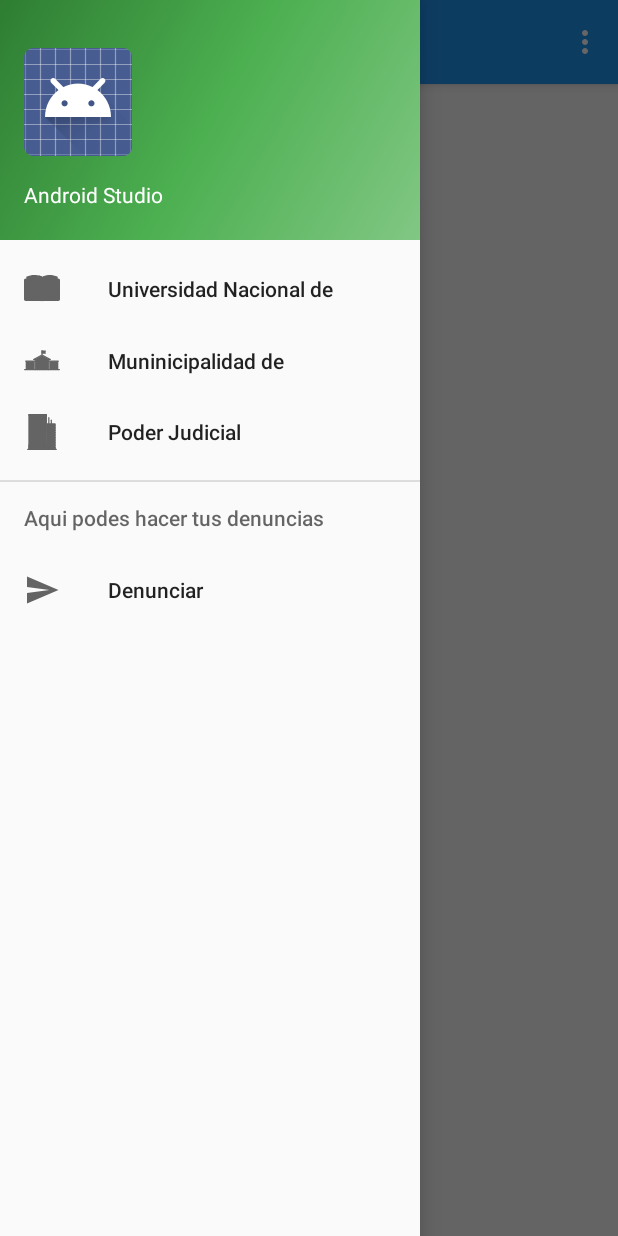
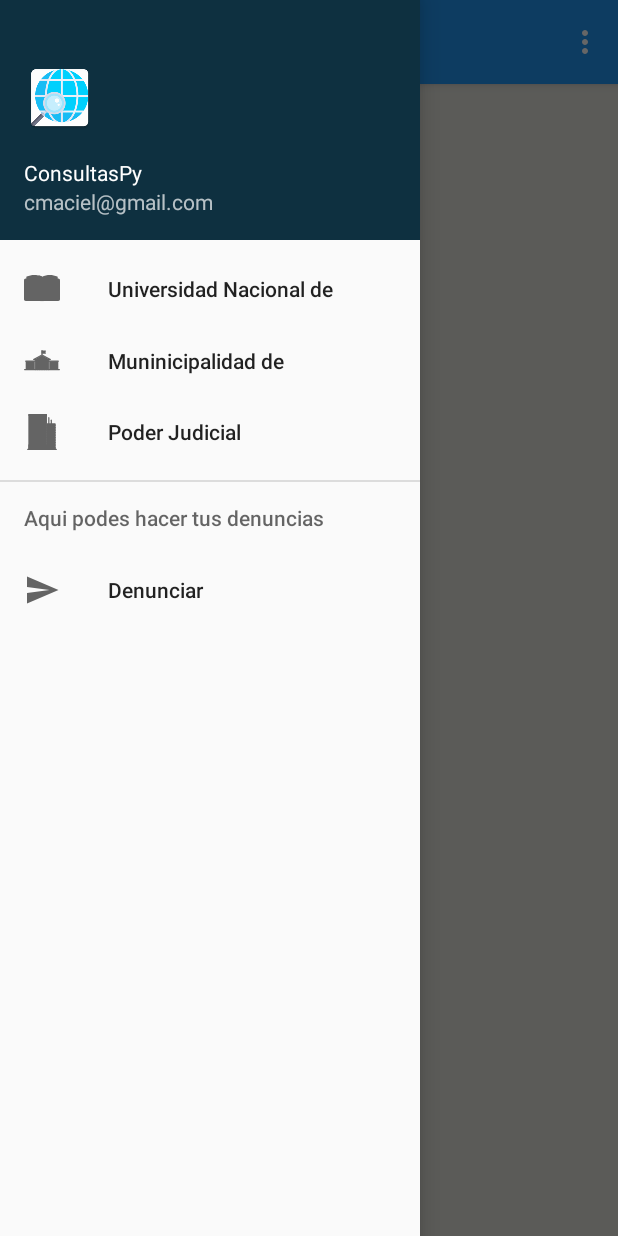
Before and after one commit to cmaciel08/Tesis2, an Android app: the screen it shows after launch (MainActivity), with the side drawer open, on a phone screen of 412 x 824 dp. Run offline under Robolectric (Android 15) with nearby library versions, the phone set to English and light mode, and no system bars.

Commit message:
modificaciones en los activity para la uni, muni, pjudicial

```diff
--- a/app/src/main/java/android/prueba/david/tesis/MuniActivity.java
+++ b/app/src/main/java/android/prueba/david/tesis/MuniActivity.java
@@ -9,5 +9,8 @@ public class MuniActivity extends AppCompatActivity {
     protected void onCreate(Bundle savedInstanceState) {
         super.onCreate(savedInstanceState);
         setContentView(R.layout.activity_muni);
+
+        getSupportActionBar().setDisplayShowHomeEnabled(true);
+        getSupportActionBar().setIcon(R.mipmap.ic_logo);
     }
 }
--- a/app/src/main/java/android/prueba/david/tesis/PjudicialActivity.java
+++ b/app/src/main/java/android/prueba/david/tesis/PjudicialActivity.java
@@ -9,5 +9,8 @@ public class PjudicialActivity extends AppCompatActivity {
     protected void onCreate(Bundle savedInstanceState) {
         super.onCreate(savedInstanceState);
         setContentView(R.layout.activity_pjudicial);
+
+        getSupportActionBar().setDisplayShowHomeEnabled(true);
+        getSupportActionBar().setIcon(R.mipmap.ic_logo);
     }
 }
--- a/app/src/main/java/android/prueba/david/tesis/UniActivity.java
+++ b/app/src/main/java/android/prueba/david/tesis/UniActivity.java
@@ -9,5 +9,8 @@ public class UniActivity extends AppCompatActivity {
     protected void onCreate(Bundle savedInstanceState) {
         super.onCreate(savedInstanceState);
         setContentView(R.layout.activity_uni);
+
+        getSupportActionBar().setDisplayShowHomeEnabled(true);
+        getSupportActionBar().setIcon(R.mipmap.ic_logo);
     }
 }
--- a/app/src/main/res/layout/activity_main.xml
+++ b/app/src/main/res/layout/activity_main.xml
@@ -3,6 +3,7 @@
     xmlns:app="http://schemas.android.com/apk/res-auto"
     xmlns:tools="http://schemas.android.com/tools"
     android:id="@+id/drawer_layout"
+    android:background="#E4E5DD"
     android:layout_width="match_parent"
     android:layout_height="match_parent"
     android:fitsSystemWindows="true"
--- a/app/src/main/res/layout/activity_muni.xml
+++ b/app/src/main/res/layout/activity_muni.xml
@@ -3,6 +3,7 @@
     xmlns:app="http://schemas.android.com/apk/res-auto"
     xmlns:tools="http://schemas.android.com/tools"
     android:layout_width="match_parent"
+    android:background="#E4E5DD"
     android:layout_height="match_parent"
     tools:context="android.prueba.david.tesis.MuniActivity">
 
--- a/app/src/main/res/layout/activity_pjudicial.xml
+++ b/app/src/main/res/layout/activity_pjudicial.xml
@@ -3,6 +3,7 @@
     xmlns:app="http://schemas.android.com/apk/res-auto"
     xmlns:tools="http://schemas.android.com/tools"
     android:layout_width="match_parent"
+    android:background="#E4E5DD"
     android:layout_height="match_parent"
     tools:context="android.prueba.david.tesis.PjudicialActivity">
 
--- a/app/src/main/res/layout/activity_uni.xml
+++ b/app/src/main/res/layout/activity_uni.xml
@@ -4,6 +4,7 @@
     xmlns:tools="http://schemas.android.com/tools"
     android:layout_width="match_parent"
     android:layout_height="match_parent"
+    android:background="#E4E5DD"
     tools:context="android.prueba.david.tesis.UniActivity">
 
 </android.support.constraint.ConstraintLayout>
--- a/app/src/main/res/layout/content_main.xml
+++ b/app/src/main/res/layout/content_main.xml
@@ -4,6 +4,7 @@
     xmlns:tools="http://schemas.android.com/tools"
     android:layout_width="match_parent"
     android:layout_height="match_parent"
+    android:background="#E4E5DD"
     app:layout_behavior="@string/appbar_scrolling_view_behavior"
     tools:context="android.prueba.david.tesis.MainActivity"
     tools:showIn="@layout/app_bar_main">
--- a/app/src/main/res/layout/nav_header_main.xml
+++ b/app/src/main/res/layout/nav_header_main.xml
@@ -5,6 +5,7 @@
     android:layout_height="@dimen/nav_header_height"
     android:background="@drawable/side_nav_bar"
     android:gravity="bottom"
+    android:backgroundTint="#0E3040"
     android:orientation="vertical"
     android:paddingBottom="@dimen/activity_vertical_margin"
     android:paddingLeft="@dimen/activity_horizontal_margin"
@@ -16,20 +17,20 @@
         android:id="@+id/imageView"
         android:layout_width="wrap_content"
         android:layout_height="wrap_content"
-        android:paddingTop="@dimen/nav_header_vertical_spacing"
-        app:srcCompat="@android:drawable/sym_def_app_icon" />
+        android:paddingTop="18dp"
+        app:srcCompat="@mipmap/ic_logo" />
 
     <TextView
         android:layout_width="match_parent"
         android:layout_height="wrap_content"
         android:paddingTop="@dimen/nav_header_vertical_spacing"
-        android:text="Android Studio"
+        android:text="ConsultasPy"
         android:textAppearance="@style/TextAppearance.AppCompat.Body1" />
 
     <TextView
         android:id="@+id/textView"
         android:layout_width="wrap_content"
         android:layout_height="wrap_content"
-        android:text="android.studio@android.com" />
+        android:text="cmaciel@gmail.com" />
 
 </LinearLayout>
--- a/app/src/main/res/menu/main.xml
+++ b/app/src/main/res/menu/main.xml
@@ -4,6 +4,6 @@
     <item
         android:id="@+id/action_settings"
         android:orderInCategory="100"
-        android:title="@string/action_settings"
+        android:title="Salir"
         app:showAsAction="never" />
 </menu>
```
